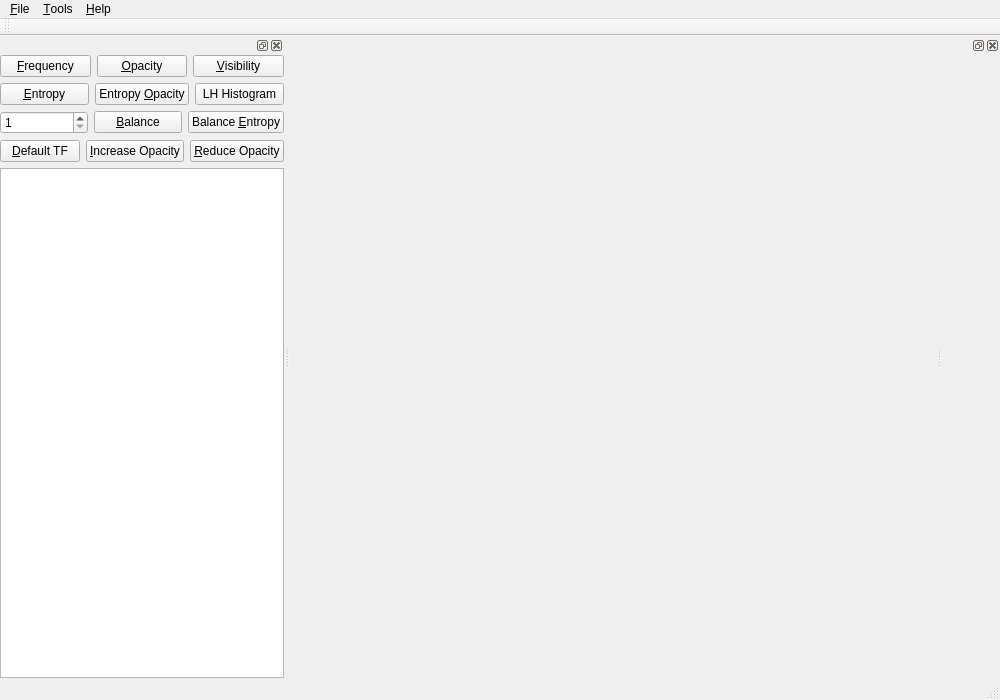
Qt form VolumeRenderer/mainwindow.ui (luosz/volume-visualiser) before a commit.
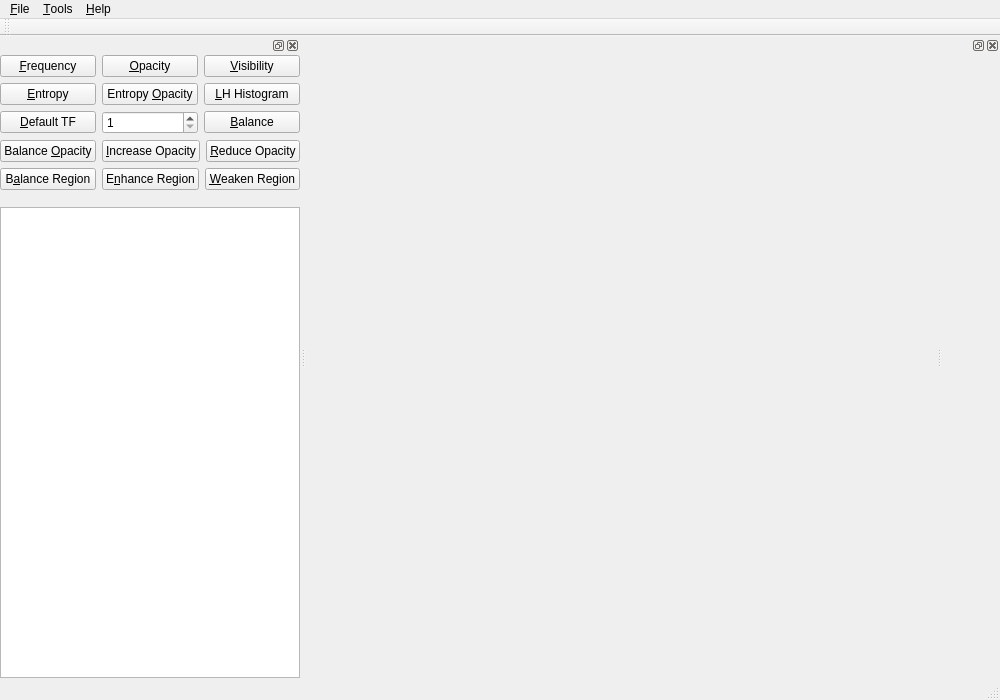
The same form after that commit.

What changed in the file:
```diff
--- a/VolumeRenderer/mainwindow.ui
+++ b/VolumeRenderer/mainwindow.ui
@@ -183,7 +183,7 @@
            <item>
             <widget class="QPushButton" name="lhHistogramButton">
              <property name="text">
-              <string>LH Histogram</string>
+              <string>&amp;LH Histogram</string>
              </property>
             </widget>
            </item>
@@ -194,11 +194,21 @@
            <property name="topMargin">
             <number>0</number>
            </property>
+           <item>
+            <widget class="QPushButton" name="defaultButton">
+             <property name="text">
+              <string>&amp;Default TF</string>
+             </property>
+            </widget>
+           </item>
            <item>
             <widget class="QSpinBox" name="spinBox">
              <property name="minimum">
               <number>1</number>
              </property>
+             <property name="maximum">
+              <number>1000</number>
+             </property>
              <property name="value">
               <number>1</number>
              </property>
@@ -211,13 +221,6 @@
              </property>
             </widget>
            </item>
-           <item>
-            <widget class="QPushButton" name="balanceEntropyButton">
-             <property name="text">
-              <string>Balance &amp;Entropy</string>
-             </property>
-            </widget>
-           </item>
           </layout>
          </item>
          <item>
@@ -226,9 +229,9 @@
             <number>0</number>
            </property>
            <item>
-            <widget class="QPushButton" name="defaultButton">
+            <widget class="QPushButton" name="balanceOpacityButton">
              <property name="text">
-              <string>&amp;Default TF</string>
+              <string>Balance &amp;Opacity</string>
              </property>
             </widget>
            </item>
@@ -248,6 +251,34 @@
            </item>
           </layout>
          </item>
+         <item>
+          <layout class="QHBoxLayout" name="horizontalLayout_8">
+           <property name="bottomMargin">
+            <number>11</number>
+           </property>
+           <item>
+            <widget class="QPushButton" name="balanceRegionButton">
+             <property name="text">
+              <string>B&amp;alance Region</string>
+             </property>
+            </widget>
+           </item>
+           <item>
+            <widget class="QPushButton" name="enhanceRegionButton">
+             <property name="text">
+              <string>E&amp;nhance Region</string>
+             </property>
+            </widget>
+           </item>
+           <item>
+            <widget class="QPushButton" name="weakenRegionButton">
+             <property name="text">
+              <string>&amp;Weaken Region</string>
+             </property>
+            </widget>
+           </item>
+          </layout>
+         </item>
         </layout>
        </item>
        <item>
```
Left out of the diff: 20 changed lines with no effect on the pictures.
